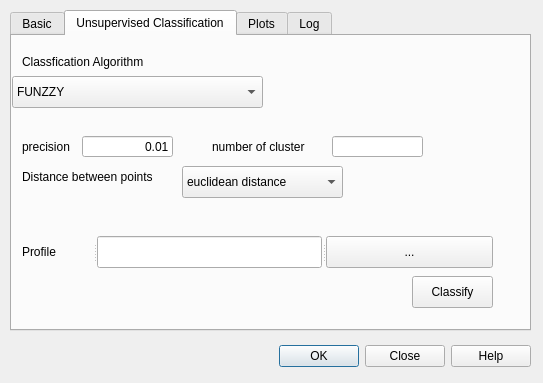
The window that eo_classification_dialog_base.ui (ictar/EO-Classification-Plugin) describes before a commit, drawn with Qt 5.
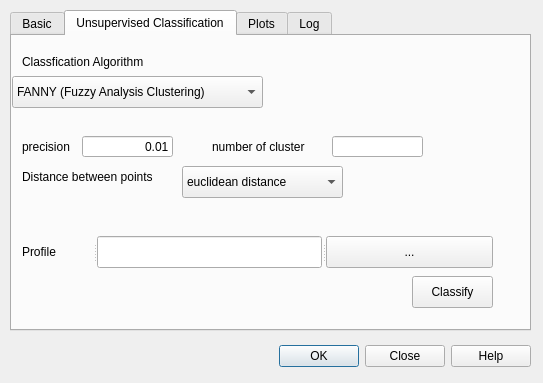
The same window after the commit.

Commit message: update FANNY/DIANA for 1D

The edit to the form file:
```diff
--- a/eo_classification_dialog_base.ui
+++ b/eo_classification_dialog_base.ui
@@ -162,7 +162,7 @@
      </property>
      <item>
       <property name="text">
-       <string>FUNZZY</string>
+       <string>FANNY (Fuzzy Analysis Clustering)</string>
       </property>
      </item>
      <item>
```
The commit also changes 9 other files.
